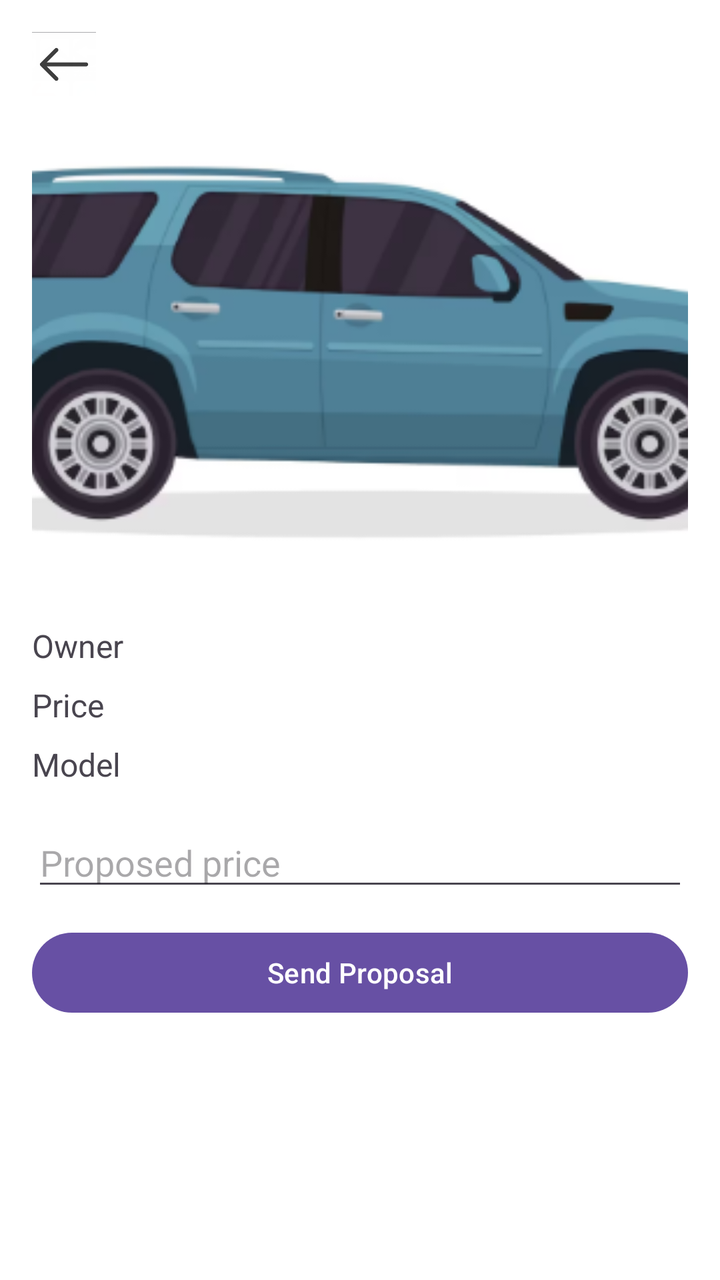
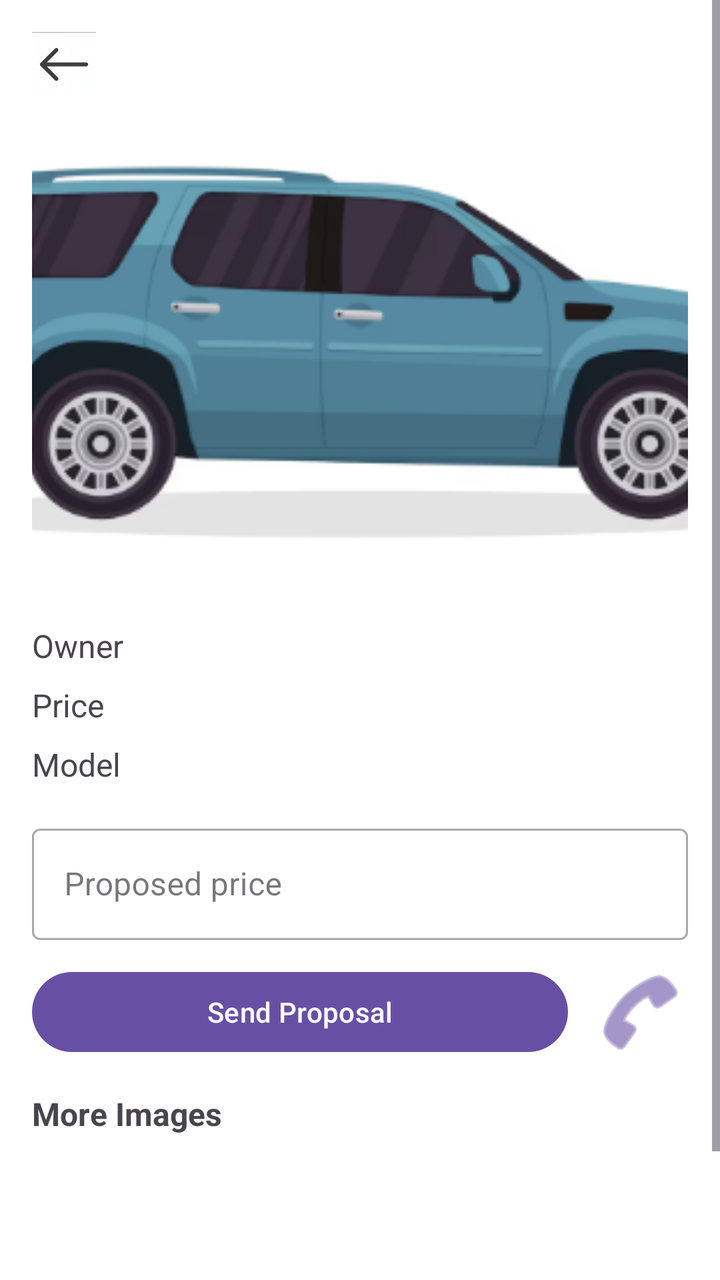

An Android layout rendered at two revisions. The XML below is the earlier revision; the diff shows what the commit changed to produce the second picture.
<!-- AndroidManifest.xml: application theme Theme.Apni_svari -->
<!-- res/layout/fragment_car_detail.xml -->
<?xml version="1.0" encoding="utf-8"?>
<ScrollView xmlns:android="http://schemas.android.com/apk/res/android"
    android:layout_width="match_parent"
    android:layout_height="match_parent"
    android:background="@android:color/white">

    <LinearLayout
        android:layout_width="match_parent"
        android:layout_height="wrap_content"
        android:orientation="vertical"
        android:padding="16dp">

        <ImageView
            android:id="@+id/carDetailBack"
            android:layout_width="32dp"
            android:layout_height="32dp"
            android:src="@drawable/backarrow"
            android:contentDescription="Back" />

        <ImageView
            android:id="@+id/carDetailImage"
            android:layout_width="match_parent"
            android:layout_height="240dp"
            android:layout_marginTop="12dp"
            android:scaleType="centerCrop"
            android:src="@drawable/carimg"
            android:contentDescription="Car image" />

        <TextView
            android:id="@+id/carDetailOwner"
            android:layout_width="wrap_content"
            android:layout_height="wrap_content"
            android:layout_marginTop="12dp"
            android:text="Owner"
            android:textSize="16sp" />

        <TextView
            android:id="@+id/carDetailPrice"
            android:layout_width="wrap_content"
            android:layout_height="wrap_content"
            android:layout_marginTop="8dp"
            android:text="Price"
            android:textSize="16sp" />

        <TextView
            android:id="@+id/carDetailModel"
            android:layout_width="wrap_content"
            android:layout_height="wrap_content"
            android:layout_marginTop="8dp"
            android:text="Model"
            android:textSize="16sp" />

        <EditText
            android:id="@+id/proposedPriceInput"
            android:layout_width="match_parent"
            android:layout_height="wrap_content"
            android:layout_marginTop="16dp"
            android:hint="Proposed price"
            android:inputType="numberDecimal" />

        <Button
            android:id="@+id/sendProposalButton"
            android:layout_width="match_parent"
            android:layout_height="wrap_content"
            android:layout_marginTop="12dp"
            android:text="Send Proposal" />

    </LinearLayout>
</ScrollView>
<!-- resources referenced by this layout -->
<resources>
  <!-- drawable backarrow: png bitmap (drawable, 21974 bytes) -->
  <!-- drawable carimg: png bitmap (drawable, 56726 bytes) -->
  <style name="Theme.Apni_svari" parent="Base.Theme.Apni_svari" />
  <style name="Base.Theme.Apni_svari" parent="Theme.Material3.DayNight.NoActionBar">
          
          
      </style>
</resources>

<!-- the commit's change to res/layout/fragment_car_detail.xml (unified diff, before → after) -->
@@ -1,5 +1,6 @@
 <?xml version="1.0" encoding="utf-8"?>
 <ScrollView xmlns:android="http://schemas.android.com/apk/res/android"
+    xmlns:app="http://schemas.android.com/apk/res-auto"
     android:layout_width="match_parent"
     android:layout_height="match_parent"
     android:background="@android:color/white">
@@ -50,20 +51,62 @@
             android:text="Model"
             android:textSize="16sp" />
 
-        <EditText
-            android:id="@+id/proposedPriceInput"
+        <com.google.android.material.textfield.TextInputLayout
+            android:id="@+id/proposedPriceInputLayout"
             android:layout_width="match_parent"
             android:layout_height="wrap_content"
-            android:layout_marginTop="16dp"
             android:hint="Proposed price"
-            android:inputType="numberDecimal" />
+            style="@style/Widget.MaterialComponents.TextInputLayout.OutlinedBox"
+            android:layout_marginTop="16dp">
 
-        <Button
-            android:id="@+id/sendProposalButton"
+            <com.google.android.material.textfield.TextInputEditText
+                android:id="@+id/proposedPriceInput"
+                android:layout_width="match_parent"
+                android:layout_height="wrap_content"
+                android:inputType="numberDecimal"
+                android:contentDescription="Proposed price input field" />
+        </com.google.android.material.textfield.TextInputLayout>
+
+        <LinearLayout
             android:layout_width="match_parent"
             android:layout_height="wrap_content"
+            android:orientation="horizontal"
             android:layout_marginTop="12dp"
-            android:text="Send Proposal" />
+            android:gravity="center_vertical">
+
+            <Button
+                android:id="@+id/sendProposalButton"
+                android:layout_width="0dp"
+                android:layout_height="wrap_content"
+                android:layout_weight="1"
+                android:text="Send Proposal" />
+
+            <ImageButton
+                android:id="@+id/callOwnerButton"
+                android:layout_width="48dp"
+                android:layout_height="48dp"
+                android:layout_marginStart="12dp"
+                android:background="@android:color/transparent"
+                android:scaleType="fitCenter"
+                android:src="@android:drawable/ic_menu_call"
+                android:tint="?attr/colorPrimary"
+                android:contentDescription="Call Owner" />
+        </LinearLayout>
+
+        <TextView
+            android:layout_width="wrap_content"
+            android:layout_height="wrap_content"
+            android:layout_marginTop="16dp"
+            android:text="More Images"
+            android:textStyle="bold"
+            android:textSize="16sp" />
+
+        <androidx.recyclerview.widget.RecyclerView
+            android:id="@+id/extraImagesRecycler"
+            android:layout_width="match_parent"
+            android:layout_height="120dp"
+            android:layout_marginTop="8dp"
+            android:orientation="horizontal" />
 
     </LinearLayout>
 </ScrollView>
